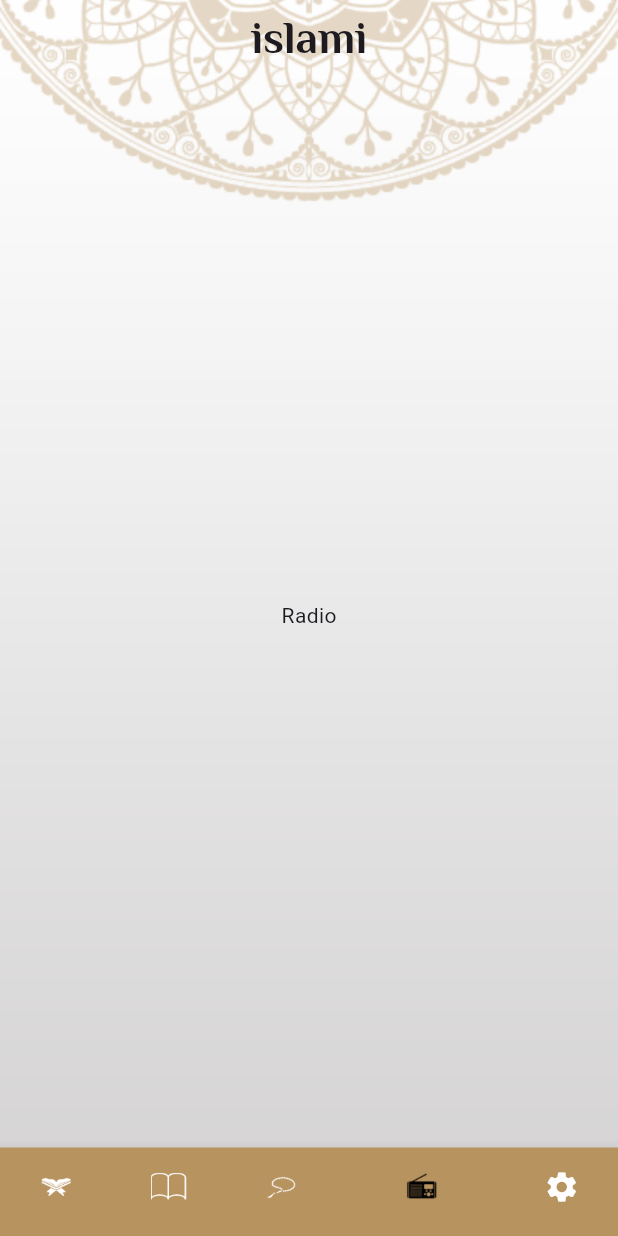
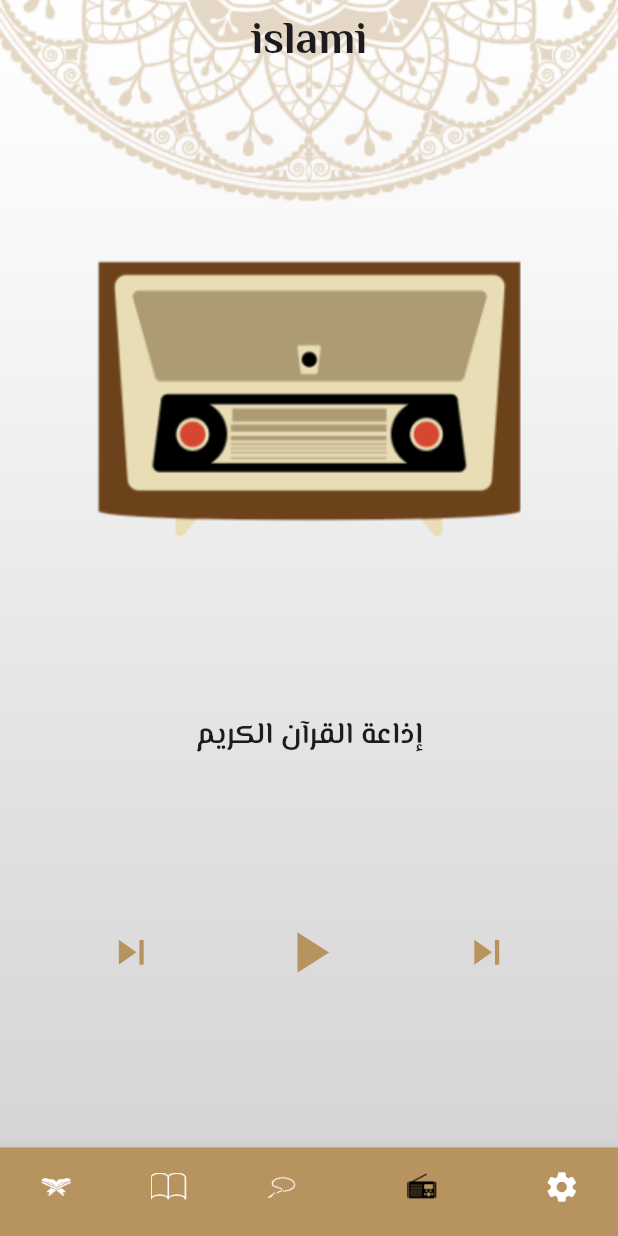
Before and after one commit to mohame12/islami2, a Flutter app: the screen it shows after launch, item 4 of the bottom bar chosen, on a phone screen of 412 x 824 dp. Run offline on Flutter 3.47's test engine with Material 3 defaults, Android fonts, the phone set to English and light mode, and no system bars; our stand-ins replace google_fonts.

Commit message:
Radio Tap

```diff
--- a/lib/features/presentation/home_screen/view/home/taps/radio_tap/views/radio.dart
+++ b/lib/features/presentation/home_screen/view/home/taps/radio_tap/views/radio.dart
@@ -1,10 +1,40 @@
 import 'package:flutter/material.dart';
+import 'package:google_fonts/google_fonts.dart';
 
 class RadioTap extends StatelessWidget {
   const RadioTap({super.key});
 
   @override
   Widget build(BuildContext context) {
-    return Center(child: Text('Radio'));
+    return Column(
+      //crossAxisAlignment: CrossAxisAlignment.stretch,
+      //mainAxisAlignment: MainAxisAlignment.center,
+      children: [
+        Spacer(),
+        Image.asset('assets/images/radio_image.png',height: 222,),
+        Spacer(),
+        Text('إذاعة القرآن الكريم',style: GoogleFonts.elMessiri(
+          fontSize: 20,
+          fontWeight: FontWeight.w600,
+        ),textDirection: TextDirection.rtl,
+          textAlign: TextAlign.center,
+        ),
+        Spacer(),
+        Row(
+          children: [
+            Spacer(),
+            IconButton(onPressed: (){}, icon: Icon(Icons.skip_next,color: Color(0xffB7935F),size: 33,)),
+            Spacer(),
+            IconButton(onPressed: (){}, icon: Icon(Icons.play_arrow,color: Color(0xffB7935F),size: 46,)),
+            Spacer(),
+            IconButton(onPressed: (){}, icon: Icon(Icons.skip_next_sharp,color: Color(0xffB7935F),size: 33,)),
+            Spacer(),
+
+          ],
+        ),
+        Spacer(),
+
+      ],
+    );
   }
 }
```
Also changed, not shown: assets/images/2.0x/radio_image@2x.png (added), assets/images/3.0x/radio_image@3x.png (added), assets/images/radio_image.png (added).
